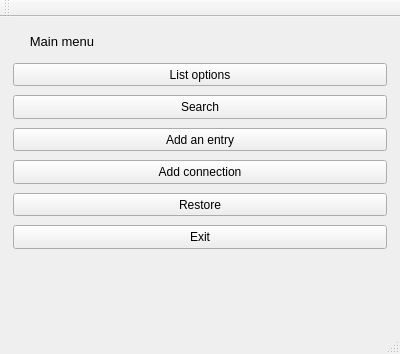
This is VLNvika3/mainwindow.ui in Gylfian/VLN-vika-3 as Qt 5 draws it before an edit. The edited form follows.
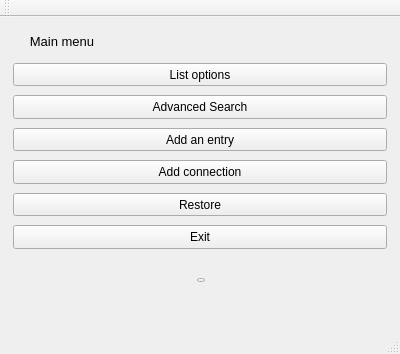
This is the edited form. Icons and pictures are not drawn.

Commit message: search button

```diff
--- a/VLNvika3/mainwindow.ui
+++ b/VLNvika3/mainwindow.ui
@@ -66,7 +66,7 @@
      </rect>
     </property>
     <property name="text">
-     <string>Search</string>
+     <string>Advanced Search</string>
     </property>
    </widget>
    <widget class="QPushButton" name="pushButtonAddEntry">
@@ -126,8 +126,8 @@
      <rect>
       <x>180</x>
       <y>250</y>
-      <width>31</width>
-      <height>21</height>
+      <width>36</width>
+      <height>26</height>
      </rect>
     </property>
     <layout class="QFormLayout" name="formLayout">
```
